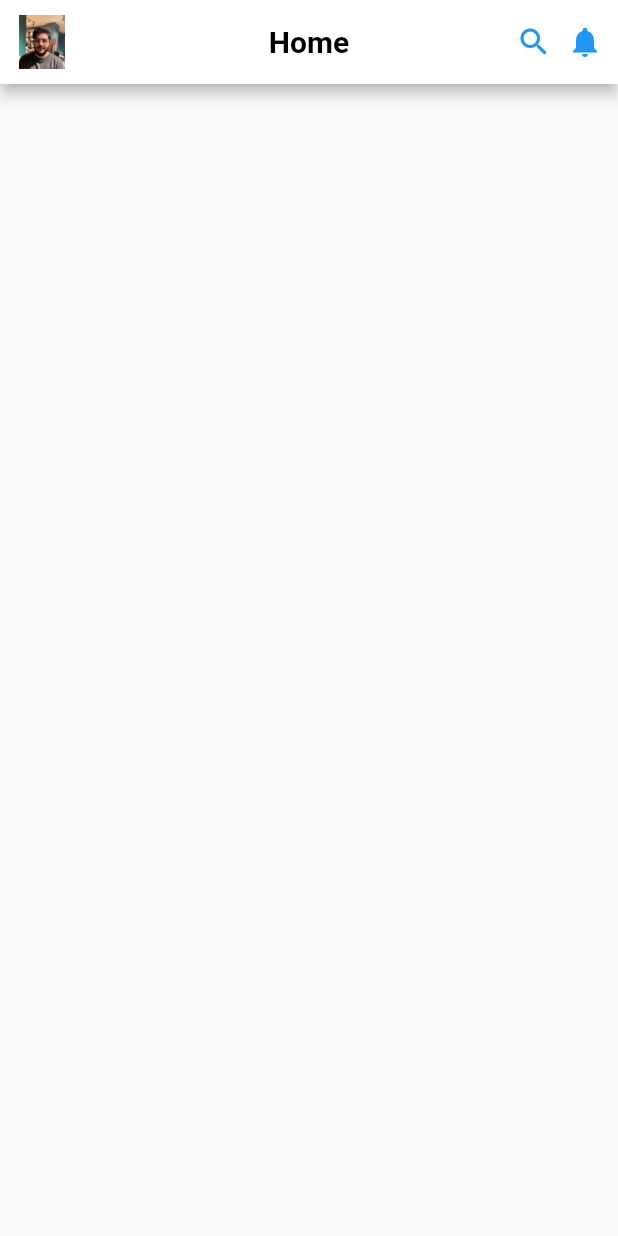
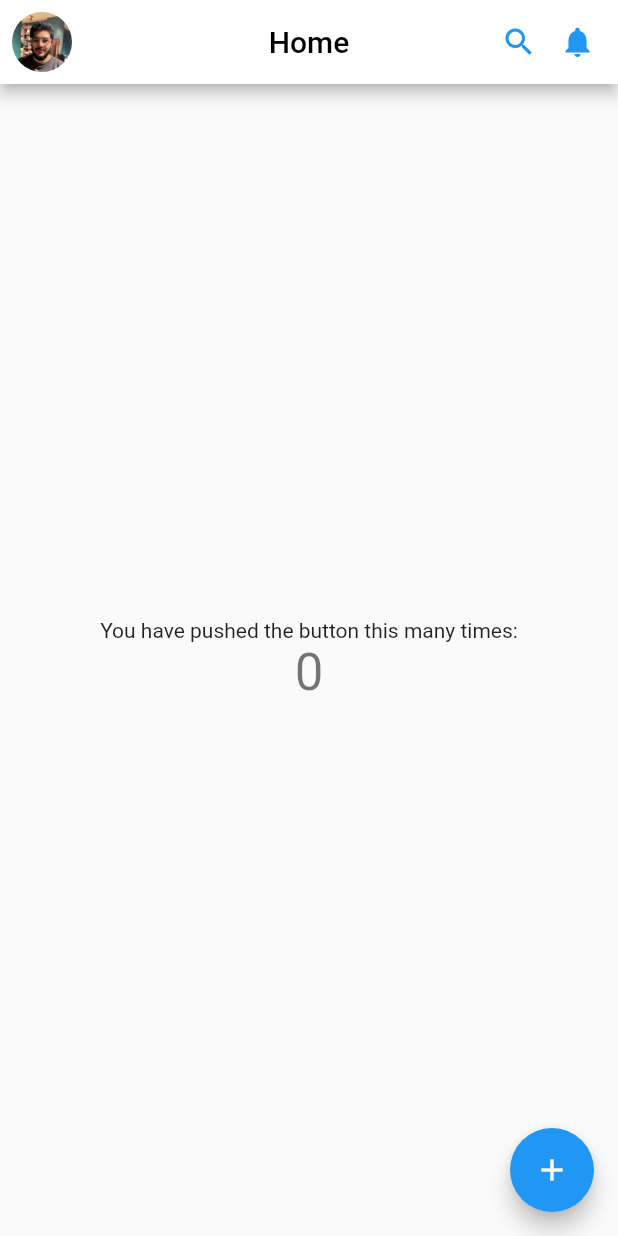
Before and after one commit to tareqshawwasoft/flutter_app, a Flutter app: the screen it shows after launch, on a phone screen of 412 x 824 dp. Run offline on Flutter 3.47's test engine with Material 2 defaults, Android fonts, the phone set to English and light mode, and no system bars.

Commit message:
AppBar First commit

```diff
--- a/lib/main.dart
+++ b/lib/main.dart
@@ -1,11 +1,9 @@
-import 'dart:html';
-import 'dart:io';
-
 import 'package:flutter/material.dart';
 
 void main() {
   runApp(const MyApp());
 }
+
 //stateless does not change ,, changless > but the statefull widget is changefull. can be changed .
 class MyApp extends StatelessWidget {
   const MyApp({Key? key}) : super(key: key);
@@ -13,8 +11,9 @@ class MyApp extends StatelessWidget {
   // This widget is the root of your application.
   @override
   Widget build(BuildContext context) {
-    return MaterialApp(//this widget is the 7adena of the application, and is the container of containers.,,and is also a widget.
-    debugShowCheckedModeBanner: false,
+    return MaterialApp(
+      //this widget is the 7adena of the application, and is the container of containers.,,and is also a widget.
+      debugShowCheckedModeBanner: false,
       title: 'First Flutter  project',
       theme: ThemeData(
         // This is the theme of your application.
@@ -75,33 +74,79 @@ class _MyHomePageState extends State<MyHomePage> {
     // than having to individually change instances of widgets.
     return Scaffold(
       appBar: AppBar(
-        // Tareq Marwan Alshawwa 20190221
-        // طارق مروان الشوا 20190221
         centerTitle: true,
-
         backgroundColor: Colors.white,
-        title: const Text('Home',
-            style: TextStyle(fontSize: 20 ,
-                fontWeight: FontWeight. bold,
-                color :Colors.black ),
-
+        title: Text(
+          widget.title,
+          style: const TextStyle(color: Colors.black),
+        ), //Image.asset('assets/images/pic.png'
+        leading: Padding(
+          padding: const EdgeInsets.all(8.0),
+          child: ClipRRect(
+            borderRadius: BorderRadius.circular(50),
+            child: Image.asset(
+              'assets/images/pic.jpeg',
+              fit: BoxFit.cover,
+              height: 10,
+            ),
+          ),
         ),
-          leading:
-      IconButton(
-      icon: Image.asset('assets/images/pic.jpeg'),
-          onPressed: () => exit(0),
-          padding:  const EdgeInsets.all(10.0)
-      ),
-        actions: const [
-          SizedBox(width:10),
-          Icon(Icons.search,
-          color: Colors.blue,),
-          SizedBox(width:10),
-          Icon(Icons.notifications,
-          color: Colors.blue),
-          SizedBox(width:10)
+        actions: [
+          Padding(
+            padding: const EdgeInsets.only(right: 15),
+            child: Row(
+              children: const [
+                Padding(
+                  padding: EdgeInsets.only(right: 15.0),
+                  child: Icon(
+                    Icons.search,
+                    color: Colors.blue,
+                  ),
+                ),
+                Icon(
+                  Icons.notifications,
+                  color: Colors.blue,
+                )
+              ],
+            ),
+          )
         ],
       ),
+      body: Center(
+        // Center is a layout widget. It takes a single child and positions it
+        // in the middle of the parent.
+        child: Column(
+          // Column is also a layout widget. It takes a list of children and
+          // arranges them vertically. By default, it sizes itself to fit its
+          // children horizontally, and tries to be as tall as its parent.
+          //
+          // Invoke "debug painting" (press "p" in the console, choose the
+          // "Toggle Debug Paint" action from the Flutter Inspector in Android
+          // Studio, or the "Toggle Debug Paint" command in Visual Studio Code)
+          // to see the wireframe for each widget.
+          //
+          // Column has various properties to control how it sizes itself and
+          // how it positions its children. Here we use mainAxisAlignment to
+          // center the children vertically; the main axis here is the vertical
+          // axis because Columns are vertical (the cross axis would be
+          // horizontal).
+          mainAxisAlignment: MainAxisAlignment.center,
+          children: <Widget>[
+            const Text(
+              'You have pushed the button this many times:',
+            ),
+            Text(
+              '$_counter',
+              style: Theme.of(context).textTheme.headline4,
+            ),
+          ],
+        ),
+      ),
+      floatingActionButton: FloatingActionButton(
+        onPressed: _incrementCounter,
+        tooltip: 'Increment',
+        child: const Icon(Icons.add),
+      ), // This trailing comma makes auto-formatting nicer for build methods.
     );
   }
 }
```
